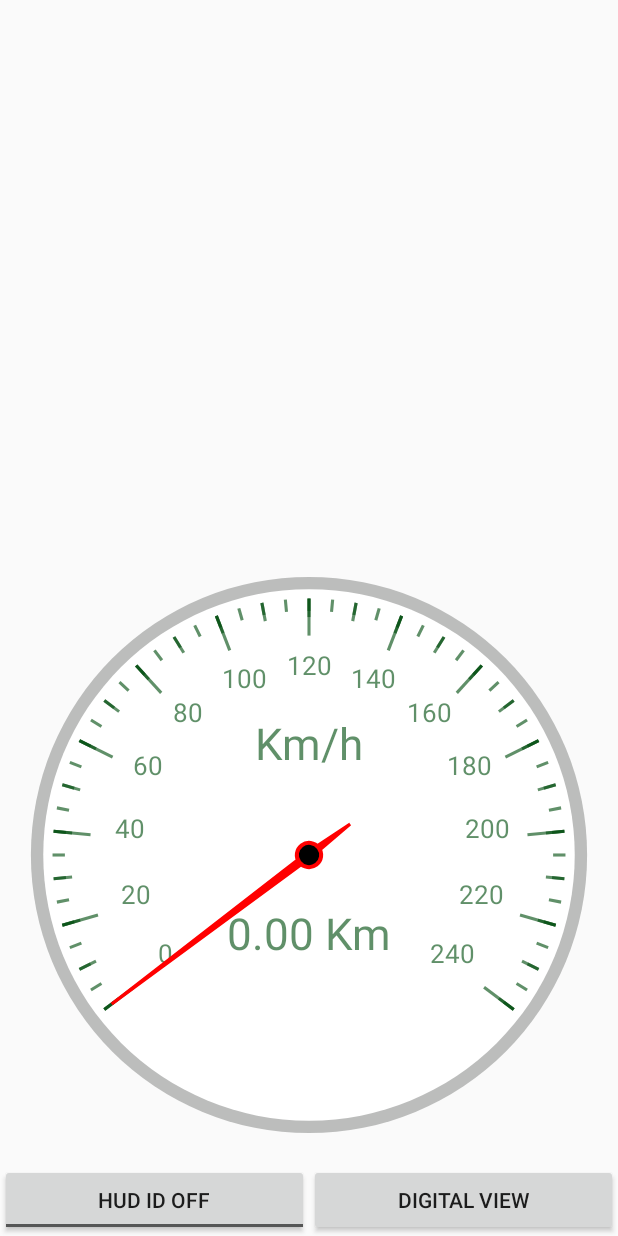
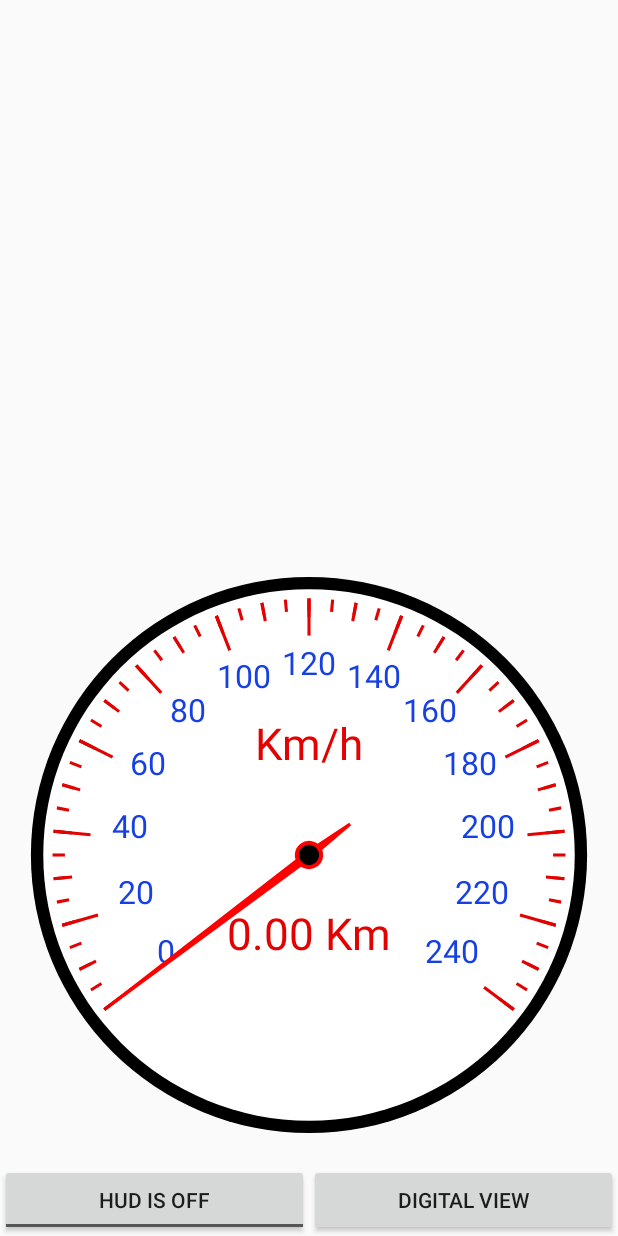
Before and after one commit to Dehedero/MySpeedHUD, an Android app: the screen it shows after launch (MainActivity), on a phone screen of 412 x 824 dp. Run offline under Robolectric (Android 15) with nearby library versions, the phone set to English and light mode, and no system bars.

Commit message:
style changes, and some todo's complete

```diff
--- a/app/src/main/java/com/example/nikolay/myspeedhud/MainActivity.java
+++ b/app/src/main/java/com/example/nikolay/myspeedhud/MainActivity.java
@@ -1,23 +1,30 @@
 package com.example.nikolay.myspeedhud;
 
+import android.Manifest;
+import android.content.Context;
 import android.content.Intent;
+import android.content.pm.PackageManager;
 import android.support.v7.app.AppCompatActivity;
 import android.os.Bundle;
+import android.util.Log;
 import android.view.View;
 import android.view.WindowManager;
 import android.widget.Button;
 import android.widget.CompoundButton;
+import android.widget.Toast;
 import android.widget.ToggleButton;
 
 
 public class MainActivity extends AppCompatActivity implements MyLocationService.LocationServiceDisplay, View.OnClickListener {
 
+    private static final String TAG = MainActivity.class.getSimpleName();
     private  SpeedmeterView speedmeter;
     private ToggleButton toggleButton;
     private double lastDistance = 0;
     private double lastSpeed = 0;
     private float screenBrightness;
     private Button btnChangeMod;
+    private int orientation;
     public static final String dist = "LASR_DISTANCE";
 
     public  CompoundButton.OnCheckedChangeListener chekedChangedListener = new CompoundButton.OnCheckedChangeListener() {
@@ -50,11 +57,17 @@ public class MainActivity extends AppCompatActivity implements MyLocationService
             lastDistance = savedInstanceState.getDouble(dist, 0);
         }
 
+        orientation = getResources().getConfiguration().orientation;
+
         //TODO Permissions check
         Intent intent = new Intent(this, MyLocationService.class);
         intent.putExtra(dist, lastDistance);
-        startService(intent);
-        MyLocationService.setLocationServiceDisplay(this);
+        if(checkPermissions()) {
+            startService(intent);
+            MyLocationService.setLocationServiceDisplay(this);
+        } else {
+            Toast.makeText(this, "Dont get permissions", Toast.LENGTH_LONG).show();
+        }
 
         speedmeter = findViewById(R.id.speedmeter);
         speedmeter.setdistance(lastDistance, "Km");
@@ -64,13 +77,20 @@ public class MainActivity extends AppCompatActivity implements MyLocationService
         btnChangeMod.setOnClickListener(this);
     }
 
-    private void checkPermissions(){
-        //todo Permissions check
+    private boolean checkPermissions(){
+        if(hasPermission(this, Manifest.permission.ACCESS_FINE_LOCATION) && hasPermission(this, Manifest.permission.ACCESS_COARSE_LOCATION)){
+            return true;
+        }
+        return false;
     }
 
     @Override
     protected void onDestroy() {
-        stopService(new Intent(this, MyLocationService.class));
+        if(orientation != getResources().getConfiguration().orientation) {
+            Toast.makeText(this, "upside inside out", Toast.LENGTH_LONG).show();
+        }else {
+            stopService(new Intent(this, MyLocationService.class));
+        }
         super.onDestroy();
     }
 
@@ -119,4 +139,16 @@ public class MainActivity extends AppCompatActivity implements MyLocationService
         intent.putExtra(DigitalSpeedActivity.speedLast, lastSpeed);
         startActivity(intent);
     }
+
+    public static boolean hasPermission(Context context, String permission) {
+
+        int res = context.checkCallingOrSelfPermission(permission);
+
+        Log.v(TAG, "permission: " + permission + " = \t\t" +
+                (res == PackageManager.PERMISSION_GRANTED ? "GRANTED" : "DENIED"));
+
+        return res == PackageManager.PERMISSION_GRANTED;
+
+    }
+
 }
--- a/app/src/main/java/com/example/nikolay/myspeedhud/SpeedmeterView.java
+++ b/app/src/main/java/com/example/nikolay/myspeedhud/SpeedmeterView.java
@@ -217,7 +217,6 @@ public class SpeedmeterView extends View {
         for (int i = 0; i < nicksCount; i += longNickInterval) {
             float value = nicksToUnits(i);
             if (value >= minValue && value <= maxValue) {
-                //TODO подробнее
                 float scaleAngle = i * degreesPerNick;
                 float scaleAngleRads = (float) Math.toRadians(scaleAngle);
                 Log.d(TAG, "i = " + i + ", angle = " + scaleAngle + ", value = " + value);
--- a/app/src/main/res/layout-land/activity_main.xml
+++ b/app/src/main/res/layout-land/activity_main.xml
@@ -14,12 +14,15 @@
         android:layout_height="wrap_content"
         android:layout_gravity="center_horizontal"
         android:layout_marginTop="10dp"
-        speedmeter:labelTextSize="26"
+        speedmeter:labelTextSize="32"
         speedmeter:maxValue="240"
         speedmeter:unitsPerNick="5"
         speedmeter:longNickInterval="4"
         speedmeter:nicksCount="68"
-        speedmeter:topText="Km/h"/>
+        speedmeter:topText="Km/h"
+        speedmeter:scaleColor="#e30202"
+        speedmeter:rimColor="#000000"
+        speedmeter:labelColor="#1740e3"/>
 
 
     <LinearLayout
--- a/app/src/main/res/layout/activity_main.xml
+++ b/app/src/main/res/layout/activity_main.xml
@@ -15,12 +15,15 @@
         android:layout_weight="1"
         android:layout_gravity="center_horizontal|bottom"
         android:layout_marginTop="10dp"
-        speedmeter:labelTextSize="26"
+        speedmeter:labelTextSize="32"
         speedmeter:maxValue="240"
         speedmeter:unitsPerNick="5"
         speedmeter:longNickInterval="4"
         speedmeter:nicksCount="68"
-        speedmeter:topText="Km/h"/>
+        speedmeter:topText="Km/h"
+        speedmeter:scaleColor="#e30202"
+        speedmeter:rimColor="#000000"
+        speedmeter:labelColor="#1740e3"/>
 
     <LinearLayout
         android:layout_width="match_parent"
--- a/app/src/main/res/values/strings.xml
+++ b/app/src/main/res/values/strings.xml
@@ -6,7 +6,7 @@
     <string name="scale_ok">Scale should be okay.</string>
 
     <string name="HUD_On">HUD is On</string>
-    <string name="HUD_Off">HUD id Off</string>
+    <string name="HUD_Off">HUD is Off</string>
 
     <string name="analog">Analog view</string>
     <string name="digital">Digital view</string>
```
Also changed, not shown: app/src/main/java/com/example/nikolay/myspeedhud/MyLocationService.java (+3 -11 lines), app/src/main/res/values/attrs.xml (+5 -5 lines).
